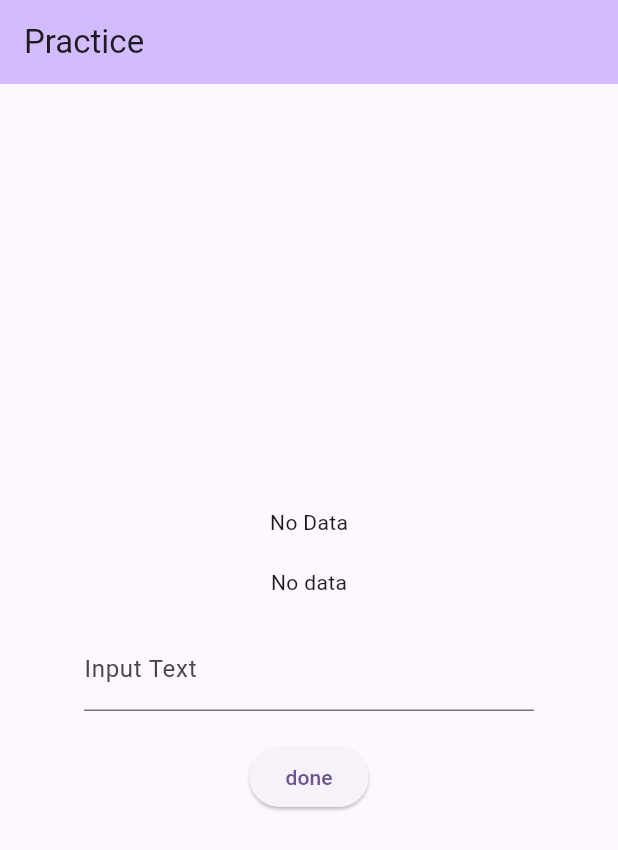
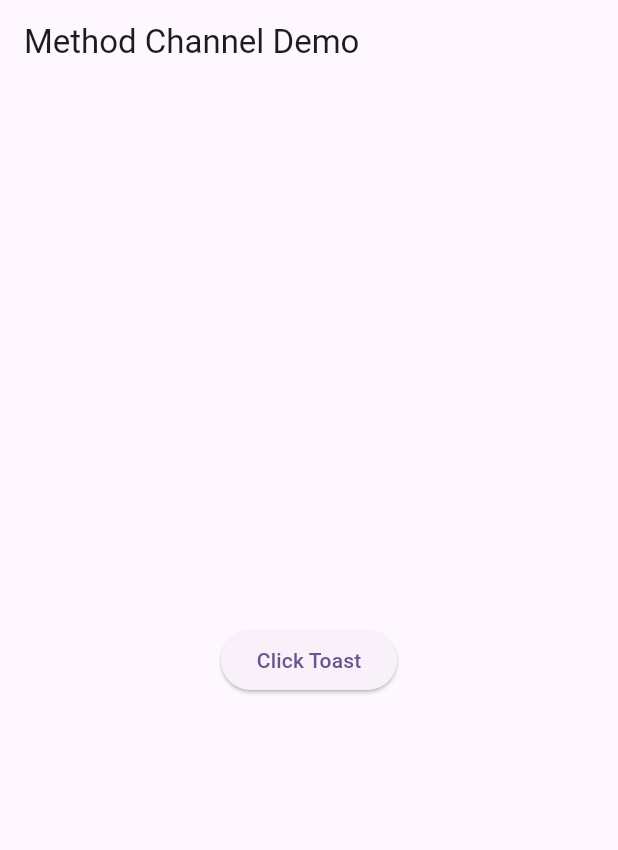
Before and after one commit to Mujjafar-Momin/practice_projects_24Aug, a Flutter app: the screen it shows after launch, on a phone screen of 412 x 824 dp. Shown: the top 850 px of the screen. Run offline on Flutter 3.47's test engine with Material 2 defaults, Android fonts, the phone set to English and light mode, and no system bars.

Commit message:
method channel implementation

```diff
--- a/lib/main.dart
+++ b/lib/main.dart
@@ -1,6 +1,7 @@
 import 'dart:async';
 
 import 'package:flutter/material.dart';
+import 'package:practice_demo_projects/methodChannel/method_channel.dart';
 import 'package:practice_demo_projects/streamController/stream_controller.dart';
 
 void main() {
@@ -19,7 +20,8 @@ class MyApp extends StatelessWidget {
         colorScheme: ColorScheme.fromSeed(seedColor: Colors.deepPurple),
         useMaterial3: true,
       ),
-      home: const StreamControllerWidget(title: 'Practice'),
+      home: const MethodChannelDemo(),
+      debugShowCheckedModeBanner: false,
     );
   }
 }
--- /dev/null
+++ b/lib/methodChannel/method_channel.dart
@@ -0,0 +1,35 @@
+import 'package:flutter/material.dart';
+import 'package:flutter/services.dart';
+
+class MethodChannelDemo extends StatefulWidget {
+  const MethodChannelDemo({super.key});
+
+  @override
+  State<MethodChannelDemo> createState() => _MethodChannelDemoState();
+}
+
+class _MethodChannelDemoState extends State<MethodChannelDemo> {
+
+  var channel=const MethodChannel("channelDemo");
+
+  showToast(){
+    channel.invokeMethod("showToast",{
+      'title':'Hey Mujjafar..!',
+      'desc':"Good Morning"
+    });
+  }
+
+  @override
+  Widget build(BuildContext context) {
+    return Scaffold(
+      appBar: AppBar(
+        title: const Text("Method Channel Demo"),
+      ),
+      body: Center(
+          child: ElevatedButton(
+        onPressed: showToast,
+        child: const Text("Click Toast"),
+      )),
+    );
+  }
+}
```
Also changed, not shown: lib/paginationDemo/pagination_view.dart (added), 1 other file.
